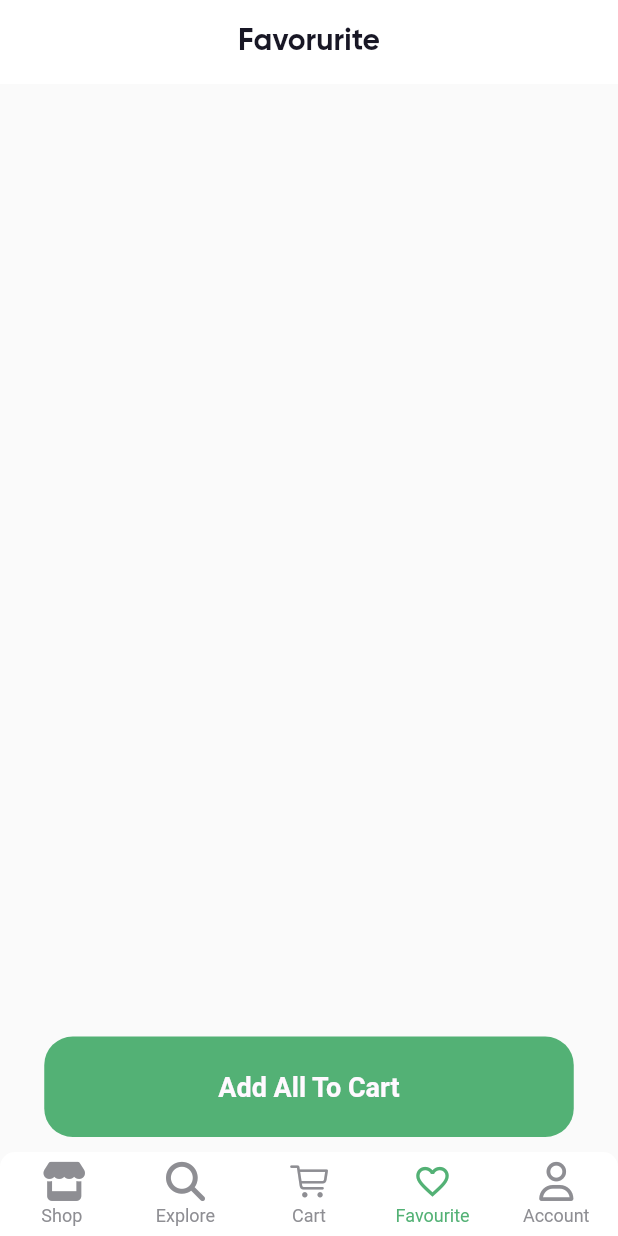
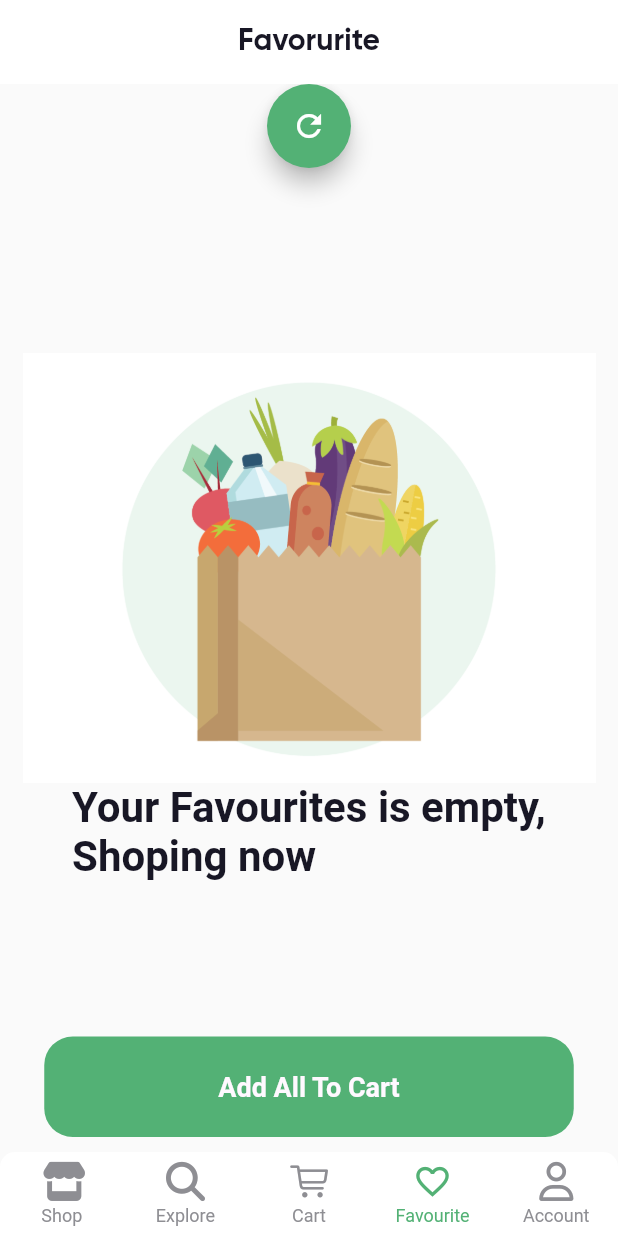
Before and after one commit to SA33ED/online_groceries_app, a Flutter app: the screen it shows after launch, item 4 of the bottom bar chosen, on a phone screen of 412 x 824 dp. Run offline on Flutter 3.47's test engine with Material 2 defaults, Android fonts, the light colour scheme and no system bars; drawn by our look-alikes of persistent_bottom_nav_bar; our stand-ins replace dropdown_button2, flutter_svg, font_awesome_flutter; Roboto replaces fonts that are missing (Gilroy).

Commit message:
Fix Favourites

```diff
--- a/lib/screens/favourite_screen.dart
+++ b/lib/screens/favourite_screen.dart
@@ -1,14 +1,21 @@
 import 'package:flutter/material.dart';
 import 'package:online_groceries_app/screens/success1_screen.dart';
 
+import '../helpers/app_images.dart';
+import '../helpers/constans.dart';
 import '../models/product_model.dart';
 import '../widgets/custom_app_bar.dart';
 import '../widgets/custom_btn.dart';
 import '../widgets/favorite_item.dart';
 
-class FavouriteScreen extends StatelessWidget {
+class FavouriteScreen extends StatefulWidget {
   const FavouriteScreen({super.key});
 
+  @override
+  State<FavouriteScreen> createState() => _FavouriteScreenState();
+}
+
+class _FavouriteScreenState extends State<FavouriteScreen> {
   @override
   Widget build(BuildContext context) {
     return Scaffold(
@@ -17,8 +24,33 @@
         padding: const EdgeInsets.symmetric(horizontal: 15.0),
         child: Column(
           children: [
+            FloatingActionButton(
+              onPressed: () {
+                setState(() {});
+              },
+              focusColor: kPrimaryColor,
+              backgroundColor: kPrimaryColor,
+              child: const Icon(Icons.refresh),
+            ),
+            const SizedBox(height: 20),
             Expanded(
-              child: ListView.builder(
+              child: favorites.isEmpty
+                  ? Column(
+                      mainAxisAlignment: MainAxisAlignment.center,
+                      children: [
+                        Image.asset(Assets.imagesOops),
+                        const Text(
+                          "Your Favourites is empty,\nShoping now",
+                          style: TextStyle(
+                            color: Color(0xFF181725),
+                            fontSize: 28,
+                            fontFamily: 'Gilroy',
+                            fontWeight: FontWeight.w600,
+                          ),
+                        ),
+                      ],
+                    )
+                  : ListView.builder(
                       itemCount: favorites.length,
                       itemBuilder: (context, index) {
                         return FavoriteItem(
@@ -30,10 +62,17 @@
             ),
             CustomBtn(
                 onTap: () {
+                  favorites.isEmpty
+                      ? null
+                      : setState(() {
+                          cartItems.addAll(favorites);
+                          favorites.clear();
                           Navigator.push(
                               context,
                               MaterialPageRoute(
-                          builder: (context) => const Success1Screen()));
+                                  builder: (context) =>
+                                      const Success1Screen()));
+                        });
                 },
                 title: "Add All To Cart"),
             const SizedBox(height: 20)
```
Also changed, not shown: lib/screens/product_detailes.dart (+24 -4 lines). Lines whose indentation alone changed are shown as unchanged.
